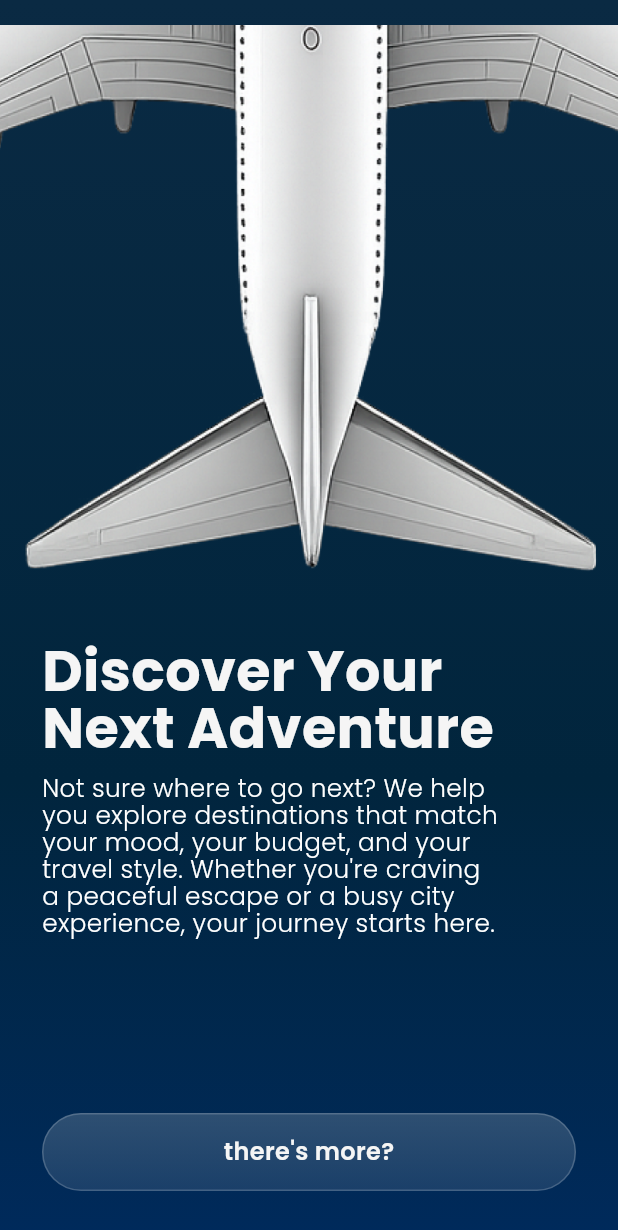
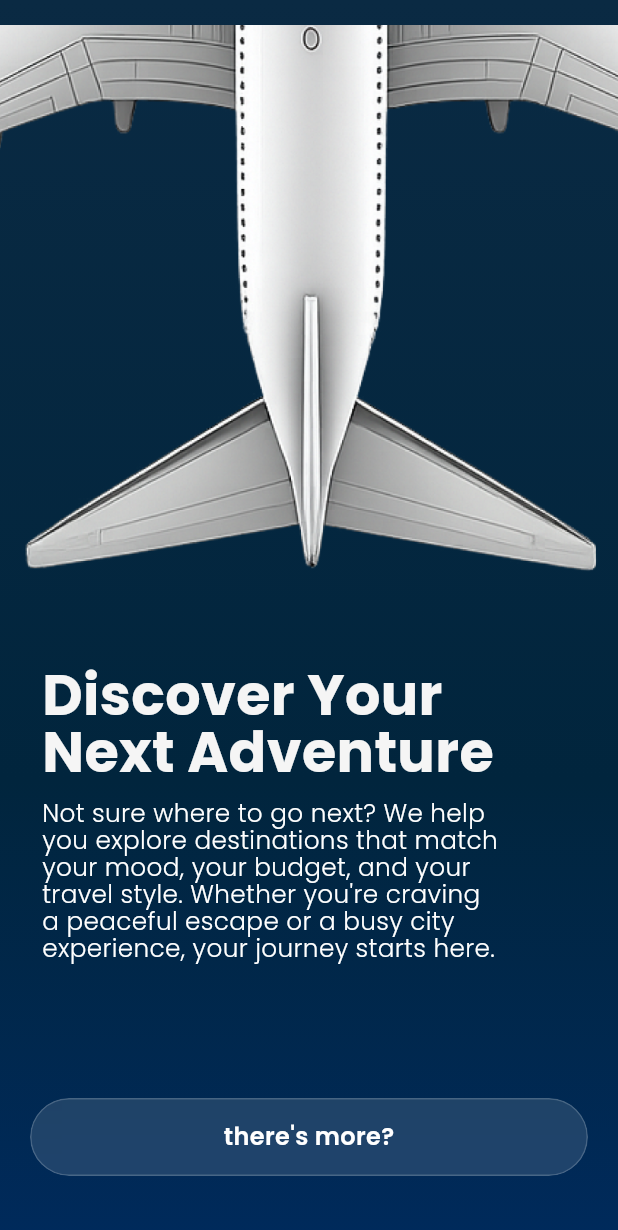
Before and after one commit to oamrmm71/Depi_Grad_Project, a Flutter app: the OnboardingScreen3 screen opened by its route, on a phone screen of 412 x 824 dp. Shown: the top 1230 px of the screen. Run offline on Flutter 3.47's test engine with Material 3 defaults, Android fonts, the light colour scheme and no system bars; our stand-ins replace dio, flutter_bloc, flutter_card_swiper, flutter_dotenv, google_fonts, path_drawing.

Commit message:
onboarding3

```diff
--- a/massar/lib/onboarding/onboarding_screen3.dart
+++ b/massar/lib/onboarding/onboarding_screen3.dart
@@ -1,5 +1,6 @@
 import 'package:flutter/material.dart';
 import 'package:google_fonts/google_fonts.dart';
+import 'package:massar/custom%20widgets/glass_button.dart';
 import 'package:massar/routes.dart';
 import 'package:massar/theme/app_colors.dart';
 
@@ -9,17 +10,11 @@ class OnboardingScreen3 extends StatelessWidget {
   @override
   Widget build(BuildContext context) {
     final size = MediaQuery.of(context).size;
-    final contentWidth = size.width * 0.74;
     final titleFont = (size.width * 0.090).clamp(30.0, 42.0).toDouble();
     final bodyFont = (size.width * 0.040).clamp(15.0, 18.0).toDouble();
 
-    return Scaffold(
-      backgroundColor: const Color(0xFF01253D),
-      body: Stack(
-        children: [
-          const Positioned.fill(
-            child: DecoratedBox(
-              decoration: BoxDecoration(
+    return Container(
+      decoration: const BoxDecoration(
         gradient: LinearGradient(
           begin: Alignment.topCenter,
           end: Alignment.bottomCenter,
@@ -31,14 +26,15 @@ class OnboardingScreen3 extends StatelessWidget {
           stops: [0.0, 0.63, 1.0],
         ),
       ),
-            ),
-          ),
-          Positioned.fill(
+      child: Scaffold(
+        backgroundColor: Colors.transparent,
+        body: Stack(
+          children: [
+            Positioned(
+              top: size.height * 0.02,
+              left: 0,
+              right: 0,
               child: IgnorePointer(
-              child: Align(
-                alignment: Alignment.topCenter,
-                child: Padding(
-                  padding: EdgeInsets.only(top: size.height * 0.02),
                 child: Image.asset(
                   'lib/assets/plane_page3.png',
                   width: size.width * 1.18,
@@ -46,15 +42,10 @@ class OnboardingScreen3 extends StatelessWidget {
                 ),
               ),
             ),
-            ),
-          ),
-          SafeArea(
-            child: Column(
-              children: [
-                SizedBox(height: size.height * 0.52),
-                Expanded(
-                  child: Padding(
-                    padding: const EdgeInsets.symmetric(horizontal: 28),
+            Positioned(
+              left: 28,
+              right: 28,
+              top: size.height * 0.54,
               child: Column(
                 crossAxisAlignment: CrossAxisAlignment.start,
                 children: [
@@ -69,7 +60,7 @@ class OnboardingScreen3 extends StatelessWidget {
                   ),
                   const SizedBox(height: 12),
                   SizedBox(
-                          width: contentWidth,
+                    width: size.width * 0.74,
                     child: Text(
                       'Not sure where to go next? We help you explore destinations that match your mood, your budget, and your travel style. Whether you\'re craving a peaceful escape or a busy city experience, your journey starts here.',
                       style: GoogleFonts.poppins(
@@ -80,60 +71,30 @@ class OnboardingScreen3 extends StatelessWidget {
                       ),
                     ),
                   ),
-                        const Spacer(),
-                        SizedBox(
+                ],
+              ),
+            ),
+            Positioned(
+              left: 20,
+              right: 20,
+              bottom: 40,
+              child: GlassButton(
+                text: "there's more?",
                 width: double.infinity,
                 height: 52,
-                          child: DecoratedBox(
-                            decoration: BoxDecoration(
-                              borderRadius: BorderRadius.circular(28),
-                              gradient: LinearGradient(
-                                begin: Alignment.topCenter,
-                                end: Alignment.bottomCenter,
-                                colors: [
-                                  Colors.white.withValues(alpha: 0.18),
-                                  Colors.white.withValues(alpha: 0.10),
-                                ],
-                              ),
-                              border: Border.all(
-                                color: Colors.white.withValues(alpha: 0.18),
-                                width: 1,
-                              ),
-                            ),
-                            child: Material(
-                              color: Colors.transparent,
-                              child: InkWell(
-                                borderRadius: BorderRadius.circular(28),
+                fontSize: 16,
+                fontWeight: FontWeight.w600,
                 onTap: () {
                   Navigator.pushReplacementNamed(
                     context,
                     Routes.onboarding4,
                   );
                 },
-                                child: Center(
-                                  child: Text(
-                                    'there\'s more?',
-                                    style: GoogleFonts.poppins(
-                                      fontSize: 16,
-                                      fontWeight: FontWeight.w600,
-                                      color: AppColors.onboardingText,
-                                    ),
-                                  ),
-                                ),
-                              ),
-                            ),
-                          ),
-                        ),
-                        const SizedBox(height: 30),
-                      ],
-                    ),
               ),
             ),
           ],
         ),
       ),
-        ],
-      ),
     );
   }
 }
```
Lines whose indentation alone changed are shown as unchanged.
